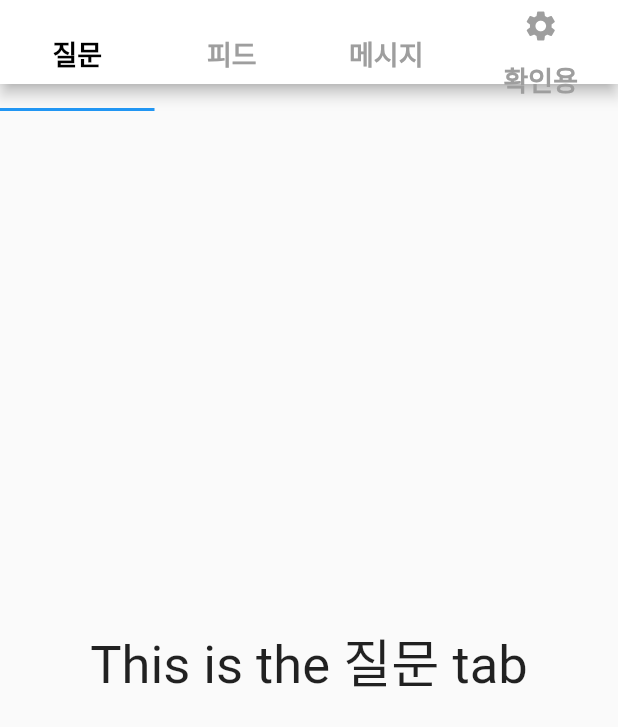
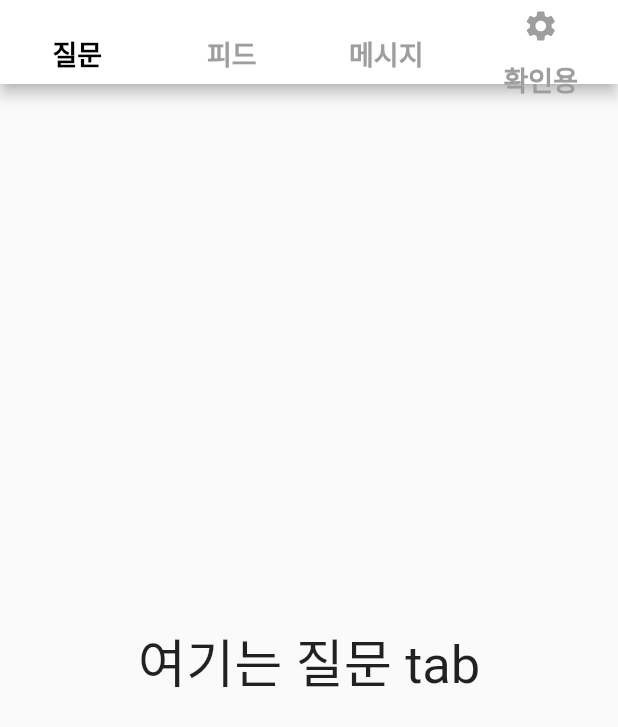
Before and after one commit to team-cooing/cooing-front, a Flutter app: the screen it shows after launch, on a phone screen of 412 x 824 dp. Shown: the top 727 px of the screen. Run offline on Flutter 3.47's test engine with Material 2 defaults, Android fonts, the phone set to English and light mode, and no system bars.

Commit message:
indicatorColor 지움(tapBar)

```diff
--- a/lib/widgets/main_appBar.dart
+++ b/lib/widgets/main_appBar.dart
@@ -13,7 +13,7 @@ class _MainAppBarState extends State<MainAppBar>
     Tab(text: '피드'),
     Tab(text: '메시지'),
     Tab(
-      text: '확인용',
+      text: '확인용', //text로 확인하기 위해(아이콘은 널값)
       icon: Icon(Icons.settings),
     ),
   ];
@@ -45,6 +45,7 @@ class _MainAppBarState extends State<MainAppBar>
                 labelStyle: const TextStyle(
                     fontSize: 18.0, fontWeight: FontWeight.bold),
                 labelColor: Colors.black,
+                indicatorColor: Colors.transparent,
                 unselectedLabelColor: Colors.grey,
                 tabs: myTabs),
           ],
@@ -56,7 +57,7 @@ class _MainAppBarState extends State<MainAppBar>
           final String label = tab.text!.toLowerCase();
           return Center(
             child: Text(
-              'This is the $label tab',
+              '여기는 $label tab',
               style: const TextStyle(fontSize: 35),
             ),
           );
```
